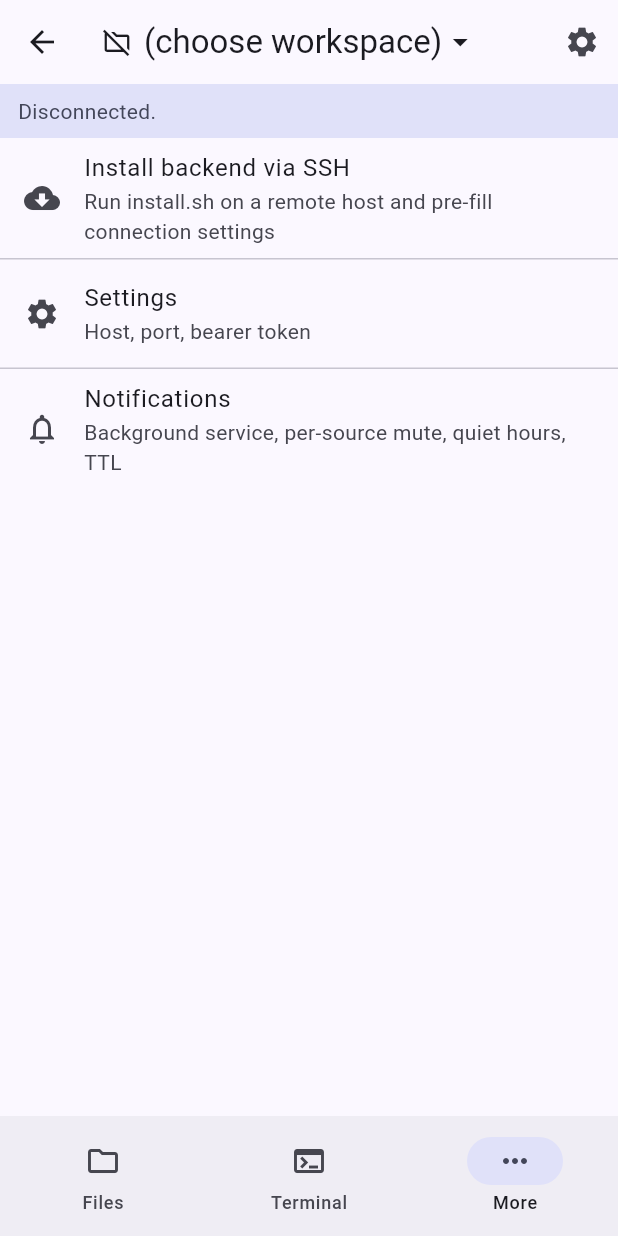
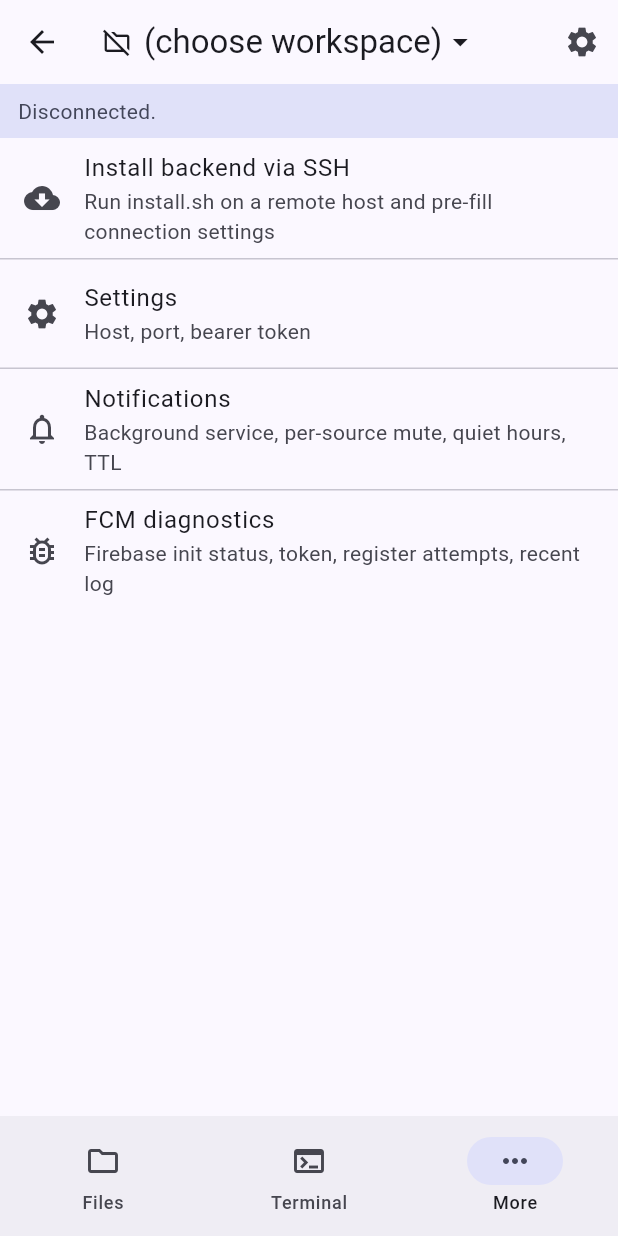
Before and after one commit to Lincyaw/openvsmobile, a Flutter app: the HomeShell screen opened directly with empty values, item 3 of the bottom bar chosen, on a phone screen of 412 x 824 dp. Run offline on Flutter 3.47's test engine with Material 3 defaults, Android fonts, the phone set to English and light mode, and no system bars; our stand-ins replace connectivity_plus, firebase_core, firebase_messaging, flutter_local_notifications, flutter_markdown, permission_handler and 1 more; missing offline and left inert: dartssh2, flutter_foreground_task, highlight, xterm; accounts and stored records are empty.

Commit message:
feat(next): in-app FCM diagnostics screen + 20s getToken timeout
Adds a More-tab entry "FCM diagnostics" showing Firebase init / permission /
last-token / last-register state and a rolling log buffer, so users without
adb access can diagnose FCM failures. The timeout converts the known
SERVICE_NOT_AVAILABLE hang on Xiaomi devices into a visible error instead
of a silent block.

Co-Authored-By: Claude Opus 4.7 (1M context) <noreply@anthropic.com>

```diff
--- a/next/app/lib/main.dart
+++ b/next/app/lib/main.dart
@@ -283,6 +283,7 @@ class _OpenVsMobileAppState extends State<OpenVsMobileApp>
                   appState: _appState!,
                   settingsStore: _settingsStore,
                   currentSettings: _settings!,
+                  fcmController: _fcm,
                   onSettingsSaved: _onSettingsSaved,
                   onNotificationPrefsChanged: _onNotificationPrefsChanged,
                 ),
--- a/next/app/lib/screens/home_shell.dart
+++ b/next/app/lib/screens/home_shell.dart
@@ -8,6 +8,7 @@ import 'package:flutter/material.dart';
 import '../app_state.dart';
 import '../backend_client.dart';
 import '../models.dart';
+import '../services/fcm_service.dart';
 import '../settings_store.dart';
 import 'files_tab.dart';
 import 'more_tab.dart';
@@ -20,6 +21,7 @@ class HomeShell extends StatefulWidget {
   final AppState appState;
   final SettingsStore settingsStore;
   final Settings currentSettings;
+  final FcmController fcmController;
   final Future<void> Function(Settings) onSettingsSaved;
 
   /// Called when the notification preferences screen saves a change.
@@ -30,6 +32,7 @@ class HomeShell extends StatefulWidget {
     required this.appState,
     required this.settingsStore,
     required this.currentSettings,
+    required this.fcmController,
     required this.onSettingsSaved,
     required this.onNotificationPrefsChanged,
   });
@@ -143,6 +146,7 @@ class _HomeShellState extends State<HomeShell> {
                   appState: widget.appState,
                   currentSettings: widget.currentSettings,
                   settingsStore: widget.settingsStore,
+                  fcmController: widget.fcmController,
                   onSettingsSaved: widget.onSettingsSaved,
                   onNotificationPrefsChanged:
                       widget.onNotificationPrefsChanged,
--- a/next/app/lib/screens/more_tab.dart
+++ b/next/app/lib/screens/more_tab.dart
@@ -4,7 +4,9 @@
 import 'package:flutter/material.dart';
 
 import '../app_state.dart';
+import '../services/fcm_service.dart';
 import '../settings_store.dart';
+import 'fcm_debug_screen.dart';
 import 'notification_settings_screen.dart';
 import 'settings_screen.dart';
 import 'ssh_bootstrap_screen.dart';
@@ -13,6 +15,7 @@ class MoreTab extends StatelessWidget {
   final AppState appState;
   final Settings currentSettings;
   final SettingsStore settingsStore;
+  final FcmController fcmController;
   final Future<void> Function(Settings) onSettingsSaved;
   final Future<void> Function() onNotificationPrefsChanged;
   const MoreTab({
@@ -20,6 +23,7 @@ class MoreTab extends StatelessWidget {
     required this.appState,
     required this.currentSettings,
     required this.settingsStore,
+    required this.fcmController,
     required this.onSettingsSaved,
     required this.onNotificationPrefsChanged,
   });
@@ -81,6 +85,21 @@ class MoreTab extends StatelessWidget {
             );
           },
         ),
+        const Divider(height: 1),
+        ListTile(
+          leading: const Icon(Icons.bug_report_outlined),
+          title: const Text('FCM diagnostics'),
+          subtitle: const Text(
+            'Firebase init status, token, register attempts, recent log',
+          ),
+          onTap: () {
+            Navigator.of(context).push(
+              MaterialPageRoute<void>(
+                builder: (_) => FcmDebugScreen(controller: fcmController),
+              ),
+            );
+          },
+        ),
       ],
     );
   }
--- /dev/null
+++ b/next/app/lib/services/fcm_diagnostics.dart
@@ -0,0 +1,93 @@
+// In-app FCM diagnostics — captures the same debugPrints the FCM path
+// emits, plus a structured snapshot of the latest known state, so a user
+// without adb access can still see what's going wrong on their device.
+//
+// Surfaced via the "FCM diagnostics" entry in the More tab. The data lives
+// in a single global instance to keep the FCM service's call sites cheap
+// (no plumbing through widget tree) — there is only ever one FCM transport
+// per process anyway.
+
+import 'package:flutter/foundation.dart';
+
+/// Coarse-grained state for the top of the debug screen. Each transition
+/// the FCM transport goes through (init, getToken, register) updates one
+/// of these fields and pings listeners so the screen re-renders.
+class FcmDiagnostics extends ChangeNotifier {
+  FcmDiagnostics._();
+  static final FcmDiagnostics instance = FcmDiagnostics._();
+
+  bool? firebaseInitOk;
+  String? firebaseInitError;
+
+  bool? controllerInitOk;
+  String? controllerInitError;
+
+  String? lastTokenPrefix; // first 24 chars; full token never persisted here
+  String? lastTokenError;
+  DateTime? lastTokenAt;
+
+  String? lastRegisterStatus; // "ok" | "failed: ..." | "skipped: ..."
+  DateTime? lastRegisterAt;
+
+  String? permissionStatus;
+
+  /// Ring buffer of the most recent log lines. Capped so a long-running
+  /// session can't OOM the screen.
+  final List<String> log = <String>[];
+  static const int _logCap = 200;
+
+  void append(String line) {
+    final stamped = '[${DateTime.now().toIso8601String().substring(11, 19)}] $line';
+    debugPrint(stamped);
+    log.add(stamped);
+    if (log.length > _logCap) {
+      log.removeRange(0, log.length - _logCap);
+    }
+    notifyListeners();
+  }
+
+  void setFirebaseInit({required bool ok, String? error}) {
+    firebaseInitOk = ok;
+    firebaseInitError = error;
+    append(ok
+        ? 'Firebase.initializeApp OK'
+        : 'Firebase.initializeApp FAILED: $error');
+  }
+
+  void setControllerInit({required bool ok, String? error}) {
+    controllerInitOk = ok;
+    controllerInitError = error;
+    append(ok
+        ? 'FcmController.init OK'
+        : 'FcmController.init FAILED: $error');
+  }
+
+  void setToken({String? token, String? error}) {
+    lastTokenAt = DateTime.now();
+    if (error != null) {
+      lastTokenError = error;
+      lastTokenPrefix = null;
+      append('getToken FAILED: $error');
+    } else if (token == null || token.isEmpty) {
+      lastTokenError = 'null/empty';
+      lastTokenPrefix = null;
+      append('getToken returned null/empty');
+    } else {
+      lastTokenError = null;
+      lastTokenPrefix = token.length <= 24 ? token : '${token.substring(0, 24)}…';
+      append('getToken OK (${token.length} chars, prefix $lastTokenPrefix)');
+    }
+    notifyListeners();
+  }
+
+  void setRegister({required String status}) {
+    lastRegisterStatus = status;
+    lastRegisterAt = DateTime.now();
+    append('register: $status');
+  }
+
+  void setPermission(String status) {
+    permissionStatus = status;
+    append('permission: $status');
+  }
+}
```
Also changed, not shown: next/app/lib/screens/fcm_debug_screen.dart (added, +167 -0 lines), next/app/lib/services/fcm_service.dart (+39 -13 lines).
